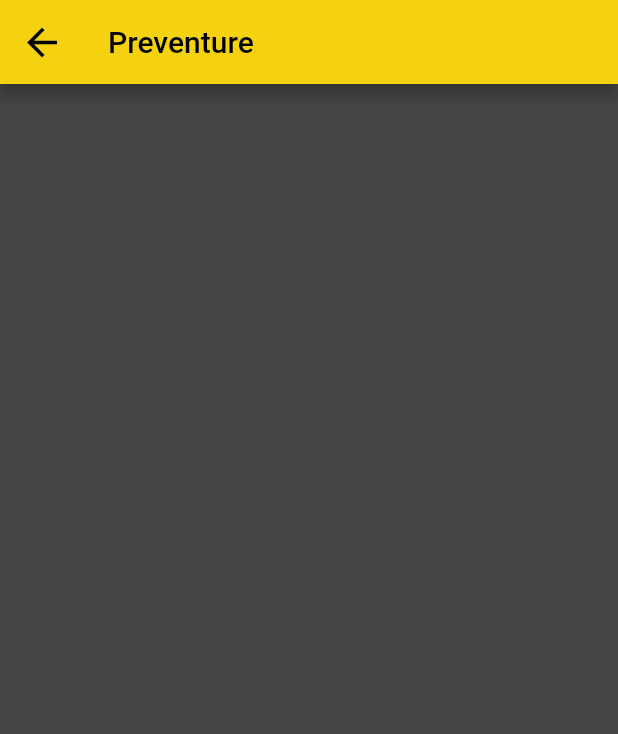
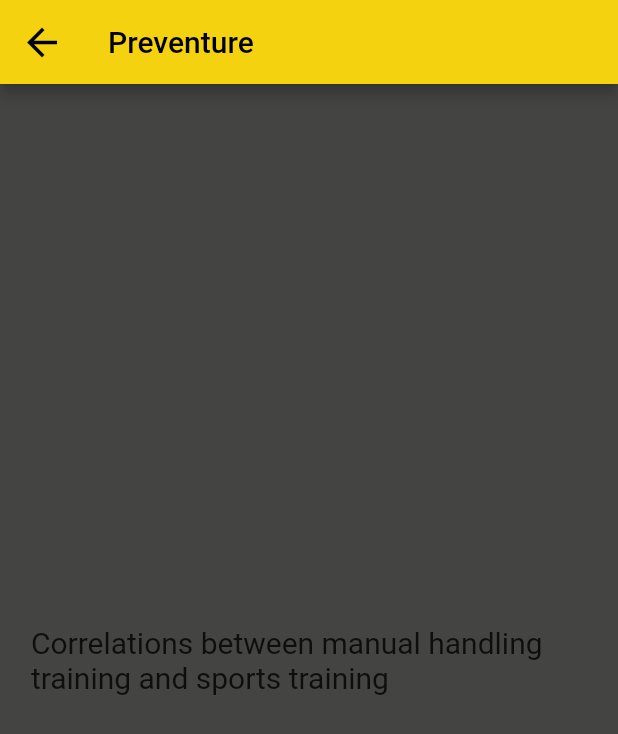
Before and after one commit to priya131998/preventure2, a Flutter app: the Item1 screen opened directly, on a phone screen of 412 x 824 dp. Shown: the top 734 px of the screen. Run offline on Flutter 3.47's test engine with Material 2 defaults, Android fonts, the phone set to English and light mode, and no system bars; our stand-ins replace youtube_player_flutter; network calls fail.

Commit message:
add the title for item 1

```diff
--- a/lib/item1.dart
+++ b/lib/item1.dart
@@ -48,6 +48,28 @@ class Item1 extends StatelessWidget {
           onPressed: () => Navigator.of(context).pop(),
         ),
       ),
+      body: Center(
+        child: SingleChildScrollView(
+          scrollDirection: Axis.vertical,
+          child: Column(
+            children: <Widget>[
+              //profile name
+              // SizedBox(
+              //   height: deviceHeight(context) * 0.02,
+              // ),
+              Container(
+                width: deviceWidth(context) * 0.90,
+                // margin: const EdgeInsets.only(bottom: 160.0),
+                child: Text(
+                  'Correlations between manual handling training and sports training',
+                  style: TextStyle(
+                      color: Colors.black.withOpacity(0.8), fontSize: 20),
+                ),
+              ),
+            ],
+          ),
+        ),
+      ),
     );
   }
 }
```
